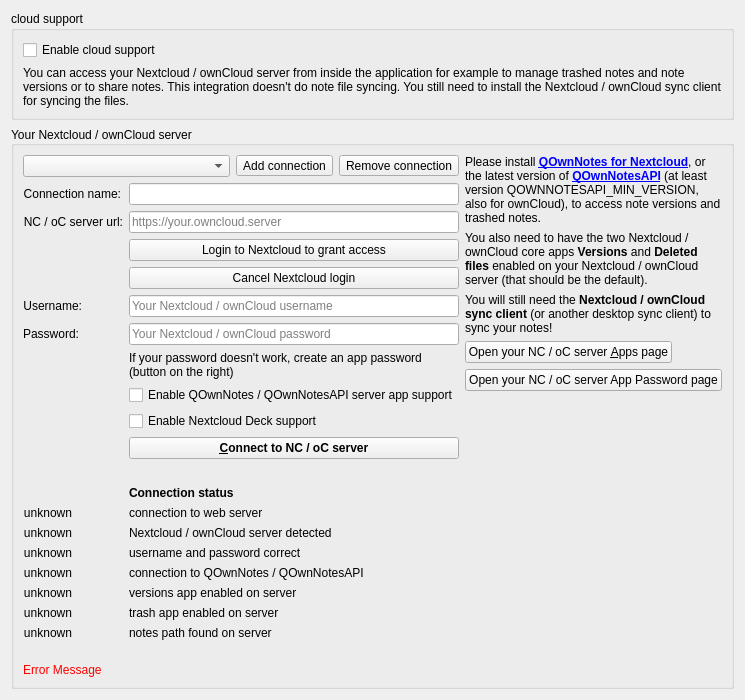
Before: the Qt Designer form src/widgets/settings/cloudsettingswidget.ui in pbek/QOwnNotes, drawn with Qt 5.
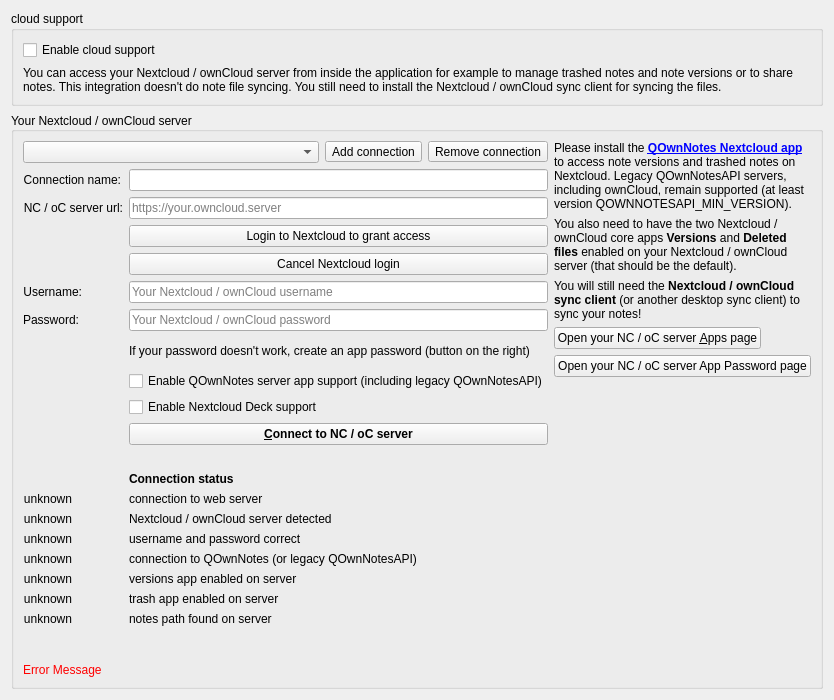
After: the same form once the commit is applied. Icons and pictures are not drawn. Custom widgets are drawn as their Qt base class.

Commit message: cloud: recommend the QOwnNotes Nextcloud app

```diff
--- a/src/widgets/settings/cloudsettingswidget.ui
+++ b/src/widgets/settings/cloudsettingswidget.ui
@@ -63,7 +63,7 @@
         <item>
          <widget class="Label" name="installInfoTextLabel1">
           <property name="text">
-            <string>Please install &lt;a href=&quot;https://github.com/qownnotes/qownnotes-nextcloud&quot;&gt;&lt;b&gt;QOwnNotes for Nextcloud&lt;/b&gt;&lt;/a&gt;, or the latest version of &lt;a href=&quot;https://github.com/pbek/qownnotesapi&quot;&gt;&lt;b&gt;QOwnNotesAPI&lt;/b&gt;&lt;/a&gt; (at least version QOWNNOTESAPI_MIN_VERSION, also for ownCloud), to access note versions and trashed notes.</string>
+            <string>Please install the &lt;a href=&quot;https://apps.nextcloud.com/apps/qownnotes&quot;&gt;&lt;b&gt;QOwnNotes Nextcloud app&lt;/b&gt;&lt;/a&gt; to access note versions and trashed notes on Nextcloud. Legacy QOwnNotesAPI servers, including ownCloud, remain supported (at least version QOWNNOTESAPI_MIN_VERSION).</string>
           </property>
           <property name="wordWrap">
            <bool>true</bool>
@@ -427,7 +427,7 @@
         <item row="10" column="1">
          <widget class="QCheckBox" name="appQOwnNotesAPICheckBox">
           <property name="text">
-            <string>Enable QOwnNotes / QOwnNotesAPI server app support</string>
+            <string>Enable QOwnNotes server app support (including legacy QOwnNotesAPI)</string>
           </property>
          </widget>
         </item>
@@ -557,7 +557,7 @@
         <item row="19" column="1">
          <widget class="QLabel" name="check4Label">
           <property name="text">
-            <string>connection to QOwnNotes / QOwnNotesAPI</string>
+            <string>connection to QOwnNotes (or legacy QOwnNotesAPI)</string>
           </property>
          </widget>
         </item>
```
Left out of the diff: 2 changed lines with no effect on the pictures. The commit also changes 6 other files.
